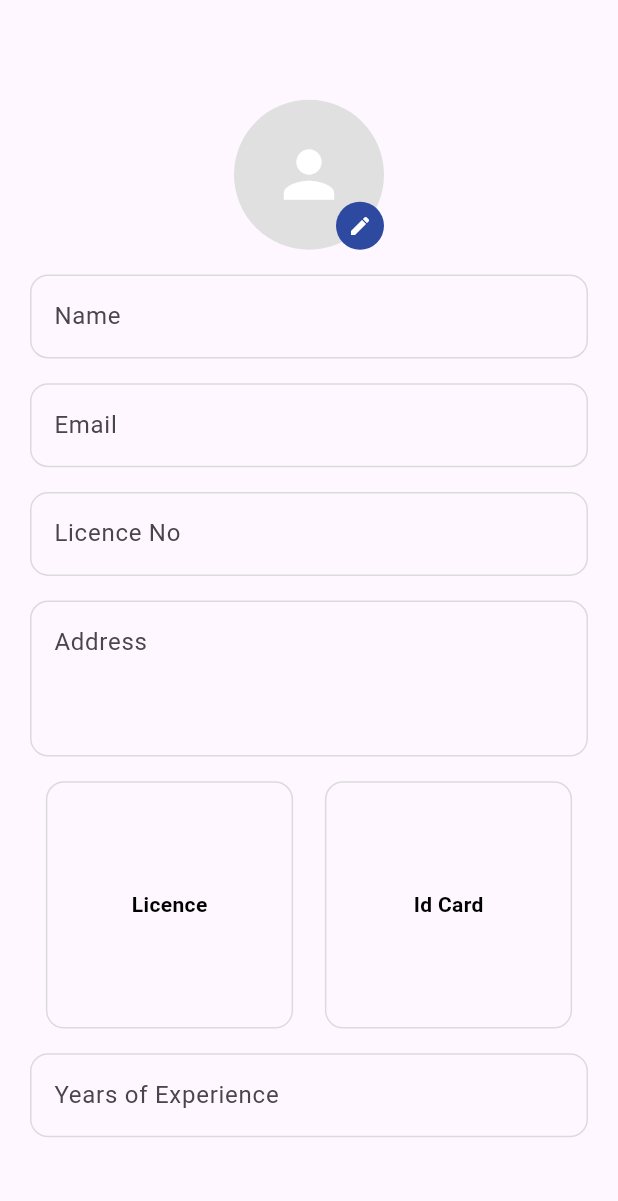
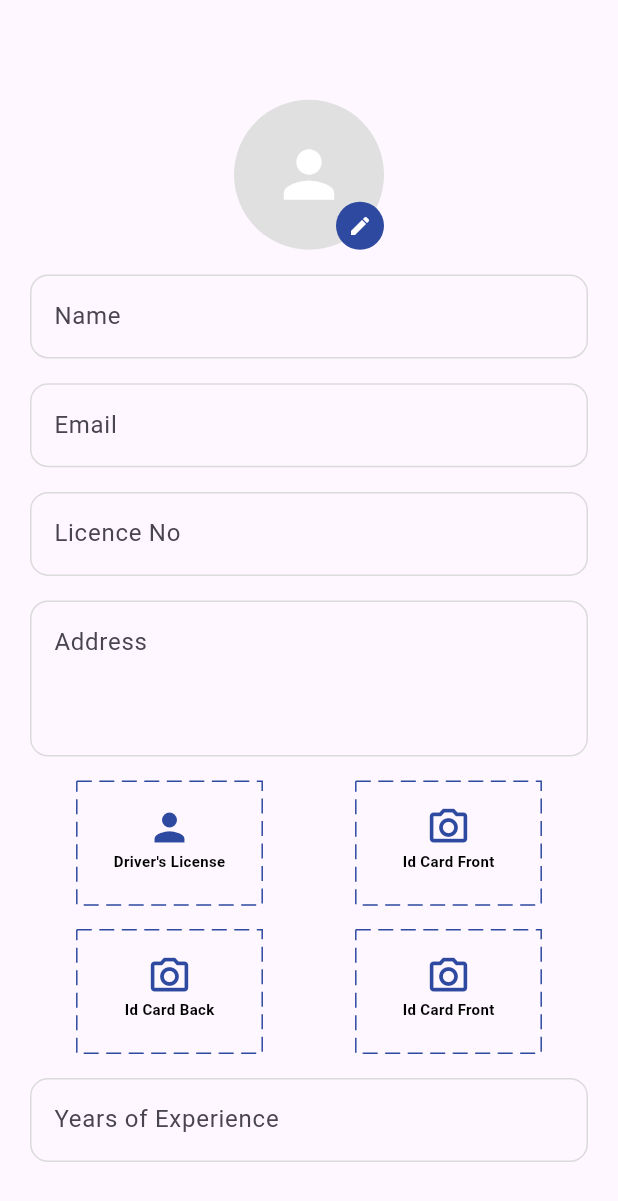
Before and after one commit to innomatrics/saqer_service, a Flutter app: the DocumentVerificationPage screen opened directly, on a phone screen of 412 x 824 dp. Shown: the top 1201 px of the screen. Run offline on Flutter 3.47's test engine with Material 3 defaults, Android fonts, the phone set to English and light mode, and no system bars; drawn by our look-alikes of dotted_border; our stand-ins replace cached_network_image, cloud_firestore, flutter_animate, flutter_otp_text_field, photo_view; accounts and stored records are empty.

Commit message:
driver details

```diff
--- a/lib/screens/driver/document verification/controller/document_verification_ui_controller.dart
+++ b/lib/screens/driver/document verification/controller/document_verification_ui_controller.dart
@@ -46,4 +46,6 @@ class DocumentVerificationUiController extends ChangeNotifier {
       },
     );
   }
+
+  //driver image
 }
--- a/lib/screens/driver/document verification/document_verification_page.dart
+++ b/lib/screens/driver/document verification/document_verification_page.dart
@@ -1,3 +1,6 @@
+import 'dart:io';
+
+import 'package:dotted_border/dotted_border.dart';
 import 'package:flutter/material.dart';
 import 'package:saqer_services/constants/constants.dart';
 import 'package:saqer_services/widgets/custom_text_form_field.dart';
@@ -40,41 +43,34 @@ class _DocumentVerificationPageState extends State<DocumentVerificationPage> {
             Row(
               mainAxisAlignment: MainAxisAlignment.spaceAround,
               children: [
-                Container(
-                  height: size.height * 0.2,
-                  width: size.width * 0.4,
-                  decoration: BoxDecoration(
-                    borderRadius: BorderRadius.circular(12),
-                    border: Border.all(color: AppColors.inputBorderColor),
-                  ),
-                  child: const Center(
-                    child: Text(
-                      "Licence",
-                      style: TextStyle(
-                        color: Colors.black,
-                        fontSize: 14,
-                        fontWeight: FontWeight.bold,
-                      ),
-                    ),
-                  ),
+                _customDottedBorders(
+                  logo: Icons.person,
+                  title: "Driver's License",
+                  size: size,
+                  image: File(""),
                 ),
-                Container(
-                  height: size.height * 0.2,
-                  width: size.width * 0.4,
-                  decoration: BoxDecoration(
-                    borderRadius: BorderRadius.circular(12),
-                    border: Border.all(color: AppColors.inputBorderColor),
-                  ),
-                  child: const Center(
-                    child: Text(
-                      "Id Card",
-                      style: TextStyle(
-                        color: Colors.black,
-                        fontSize: 14,
-                        fontWeight: FontWeight.bold,
-                      ),
-                    ),
-                  ),
+                _customDottedBorders(
+                  image: File(""),
+                  logo: Icons.camera_alt_outlined,
+                  title: "Id Card Front",
+                  size: size,
+                ),
+              ],
+            ),
+            Row(
+              mainAxisAlignment: MainAxisAlignment.spaceAround,
+              children: [
+                _customDottedBorders(
+                  logo: Icons.camera_alt_outlined,
+                  title: "Id Card Back",
+                  size: size,
+                  image: File(""),
+                ),
+                _customDottedBorders(
+                  image: File(""),
+                  logo: Icons.camera_alt_outlined,
+                  title: "Id Card Front",
+                  size: size,
                 ),
               ],
             ),
@@ -113,4 +109,52 @@ class _DocumentVerificationPageState extends State<DocumentVerificationPage> {
       ],
     );
   }
+
+  Widget _customDottedBorders({
+    required IconData logo,
+    required String title,
+    required File image,
+    required Size size,
+  }) {
+    return image.path.isEmpty
+        ? SizedBox(
+            height: size.height * 0.1,
+            width: size.width * 0.3,
+            child: DottedBorder(
+              options: const RectDottedBorderOptions(
+                dashPattern: [10, 5, 10, 5],
+                strokeWidth: 1,
+                color: AppColors.mainColor,
+                padding: EdgeInsets.all(16),
+              ),
+              child: Column(
+                children: [
+                  Center(
+                    child: Icon(logo, size: 30, color: AppColors.mainColor),
+                  ),
+                  Center(
+                    child: Text(
+                      title,
+                      style: const TextStyle(
+                        color: Colors.black,
+                        fontSize: 10,
+                        fontWeight: FontWeight.bold,
+                      ),
+                    ),
+                  ),
+                ],
+              ),
+            ),
+          )
+        : Container(
+            height: size.height * 0.1,
+            width: size.width * 0.3,
+            decoration: BoxDecoration(
+              image: DecorationImage(
+                image: FileImage(image),
+                fit: BoxFit.cover,
+              ),
+            ),
+          );
+  }
 }
```
Also changed, not shown: lib/screens/driver/document verification/widget/photo_viewer.dart (added, +24 -0 lines), lib/screens/driver/model/driver_document_model.dart (+65 -1 lines), pubspec.yaml (+7 -0 lines), pubspec.lock, 4 other files.
